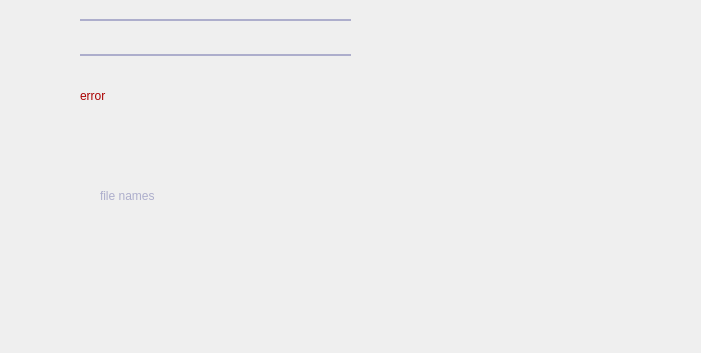
msm-mir/Keyboard-Suggestion-System, file src-ui/search.ui: the form before one commit; both pictures show x 160 to 861 and y 210 to 563 of the 1000 by 563 pixel window.
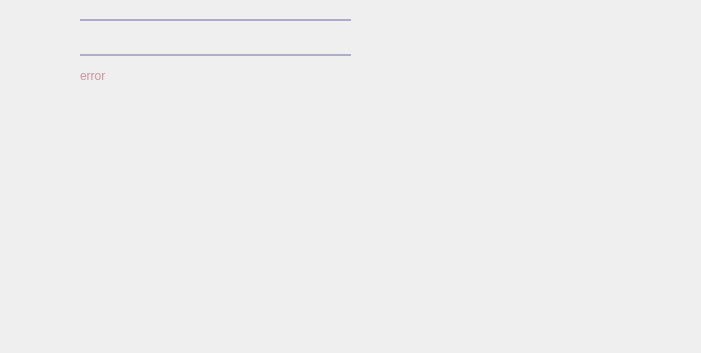
The form after the commit. Icons and pictures are not drawn.

Commit message: edit onSearchButtonClicked function

```diff
--- a/src-ui/search.ui
+++ b/src-ui/search.ui
@@ -265,7 +265,7 @@
     <property name="geometry">
      <rect>
       <x>240</x>
-      <y>290</y>
+      <y>270</y>
       <width>541</width>
       <height>31</height>
      </rect>
@@ -273,8 +273,8 @@
     <property name="styleSheet">
      <string notr="true">QLabel {
 font: 12pt &quot;Code Next-Trial&quot;;
-color: rgb(170, 0, 0);
-
+qproperty-alignment: 'AlignHCenter';
+	color: rgb(204, 143, 156);
 }</string>
     </property>
     <property name="text">
@@ -284,10 +284,10 @@
    <widget class="QLabel" name="fileNamesLabel">
     <property name="geometry">
      <rect>
-      <x>260</x>
-      <y>340</y>
-      <width>501</width>
-      <height>131</height>
+      <x>240</x>
+      <y>300</y>
+      <width>541</width>
+      <height>251</height>
      </rect>
     </property>
     <property name="styleSheet">
@@ -297,7 +297,7 @@
 }</string>
     </property>
     <property name="text">
-     <string>file names</string>
+     <string/>
     </property>
    </widget>
   </widget>
```
The commit also changes 1 other file.
